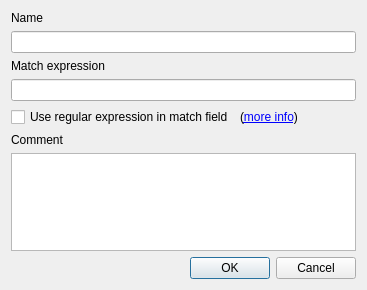
This is src/friend_list/friend_prop_dialog.ui in navrocky/urtconnector as Qt 5 draws it before an edit. The edited form follows.
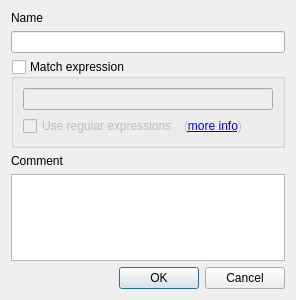
This is the edited form.

Commit message: work on friend list

The edit to the form file:
```diff
--- a/src/friend_list/friend_prop_dialog.ui
+++ b/src/friend_list/friend_prop_dialog.ui
@@ -6,14 +6,14 @@
    <rect>
     <x>0</x>
     <y>0</y>
-    <width>367</width>
-    <height>290</height>
+    <width>296</width>
+    <height>300</height>
    </rect>
   </property>
   <property name="windowTitle">
    <string>Friend properties</string>
   </property>
-  <layout class="QVBoxLayout" name="verticalLayout">
+  <layout class="QVBoxLayout" name="verticalLayout_2">
    <item>
     <widget class="QLabel" name="label">
      <property name="text">
@@ -25,15 +25,17 @@
     <widget class="QLineEdit" name="name_edit"/>
    </item>
    <item>
-    <widget class="QLabel" name="label_2">
-     <property name="text">
+    <widget class="QGroupBox" name="expression_group">
+     <property name="title">
       <string>Match expression</string>
      </property>
-     <property name="openExternalLinks">
+     <property name="checkable">
       <bool>true</bool>
      </property>
-    </widget>
-   </item>
+     <property name="checked">
+      <bool>false</bool>
+     </property>
+     <layout class="QVBoxLayout" name="verticalLayout">
    <item>
     <widget class="QLineEdit" name="expr_edit"/>
    </item>
@@ -48,7 +50,7 @@
         </sizepolicy>
        </property>
        <property name="text">
-        <string>Use regular expression in match field</string>
+           <string>Use regular expressions</string>
        </property>
       </widget>
      </item>
@@ -63,6 +65,9 @@
       </widget>
      </item>
     </layout>
+      </item>
+     </layout>
+    </widget>
    </item>
    <item>
     <widget class="QLabel" name="label_3">
```
Lines whose indentation alone changed are shown as unchanged. The commit also changes 8 other files.
